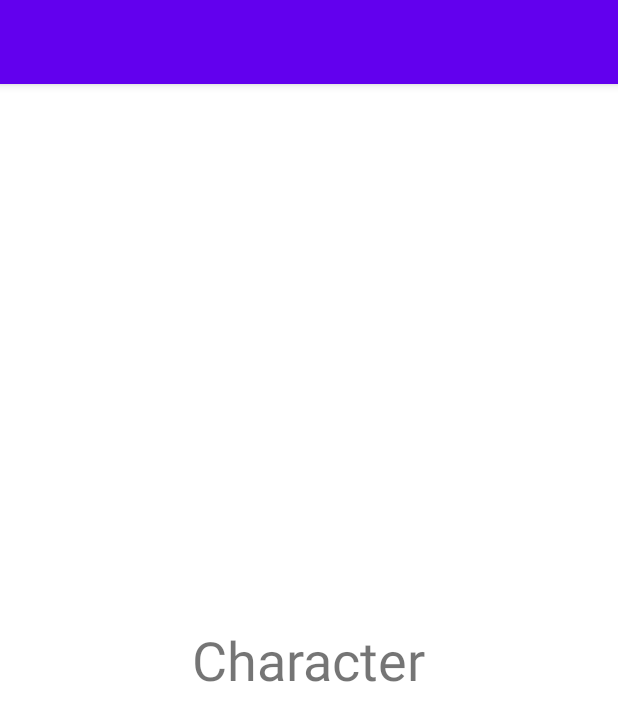
After one commit to ThanhLoiTL/ChatWithImaginaryFriends, an Android app: the fragment CharacterFragment shown on its own in the app's theme, on a phone screen of 412 x 824 dp. The commit adds this screen. Shown: the top 721 px of the screen. Run offline under Robolectric (Android 15) with nearby library versions, the phone set to English and light mode, and no system bars.

Commit message:
first commit 1

```diff
--- /dev/null
+++ b/app/src/main/java/com/android/chatwithimaginaryfriends/CharacterFragment.java
@@ -0,0 +1,18 @@
+package com.android.chatwithimaginaryfriends;
+
+import android.os.Bundle;
+import android.view.LayoutInflater;
+import android.view.View;
+import android.view.ViewGroup;
+
+import androidx.annotation.Nullable;
+import androidx.fragment.app.Fragment;
+
+public class CharacterFragment extends Fragment {
+    @Nullable
+    @Override
+    public View onCreateView(LayoutInflater inflater, @Nullable ViewGroup container, Bundle savedInstanceState) {
+        View view = inflater.inflate(R.layout.fragment_character, container, false);
+        return view;
+    }
+}
--- /dev/null
+++ b/app/src/main/res/color/custom_color_bottom_nav.xml
@@ -0,0 +1,5 @@
+<?xml version="1.0" encoding="utf-8"?>
+<selector xmlns:android="http://schemas.android.com/apk/res/android">
+    <item android:color="@color/checked_nav" android:state_checked="true"/>
+    <item android:color="@color/white" android:state_checked="false"/>
+</selector>
--- /dev/null
+++ b/app/src/main/res/layout/fragment_character.xml
@@ -0,0 +1,12 @@
+<?xml version="1.0" encoding="utf-8"?>
+<RelativeLayout xmlns:android="http://schemas.android.com/apk/res/android"
+    android:layout_width="match_parent"
+    android:layout_height="match_parent">
+
+    <TextView
+        android:layout_width="wrap_content"
+        android:layout_height="wrap_content"
+        android:text="Character"
+        android:textSize="36sp"
+        android:layout_centerInParent="true"/>
+</RelativeLayout>
--- a/app/src/main/res/values/colors.xml
+++ b/app/src/main/res/values/colors.xml
@@ -7,5 +7,6 @@
     <color name="teal_700">#FF018786</color>
     <color name="black">#FF000000</color>
     <color name="white">#FFFFFFFF</color>
-    <color name="root">#8981d8</color>
+    <color name="root">#6b2b97</color>
+    <color name="checked_nav">#C0C0C1</color>
 </resources>
--- a/app/src/main/res/values/strings.xml
+++ b/app/src/main/res/values/strings.xml
@@ -1,5 +1,5 @@
 <resources>
-    <string name="app_name">ChatWithImaginaryFriends</string>
+    <string name="app_name"></string>
     <string name="action_heart">Heart</string>
     <string name="action_character">Character</string>
     <string name="action_chat">Chat</string>
```
Also changed, not shown: app/src/main/java/com/android/chatwithimaginaryfriends/ChatFragment.java (added, +18 -0 lines), app/src/main/java/com/android/chatwithimaginaryfriends/HeartFragment.java (added, +18 -0 lines), app/src/main/java/com/android/chatwithimaginaryfriends/MainActivity.java (+38 -1 lines), app/src/main/java/com/android/chatwithimaginaryfriends/SettingFragment.java (added, +18 -0 lines), app/src/main/java/com/android/chatwithimaginaryfriends/ViewPagerAdapter.java (added, +38 -0 lines), app/src/main/res/layout/activity_main.xml (+9 -1 lines), app/src/main/res/layout/fragment_chat.xml (added, +12 -0 lines), app/src/main/res/layout/fragment_heart.xml (added, +12 -0 lines), app/src/main/res/layout/fragment_setting.xml (added, +12 -0 lines).
